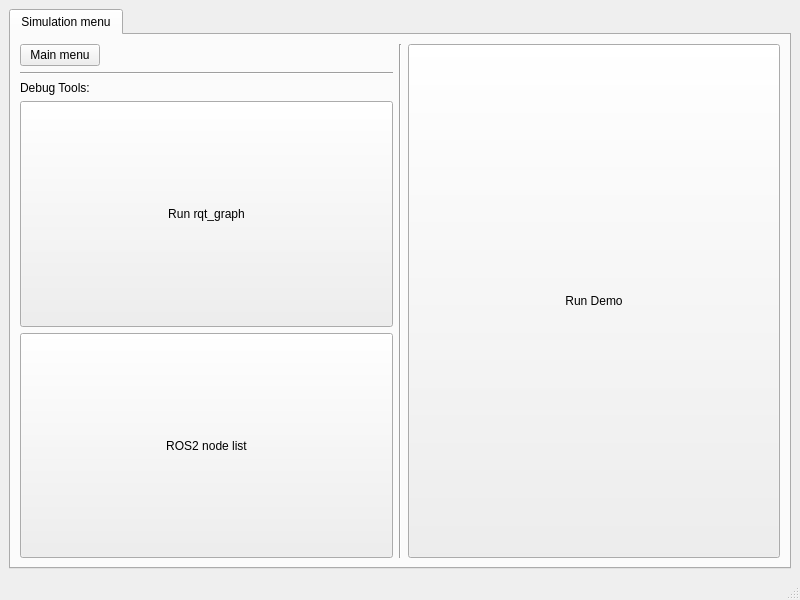
First picture: the form in RoSA_Monitor/demowindow.ui, repository PabloNH00/RoSA_Monitor, before the edit.
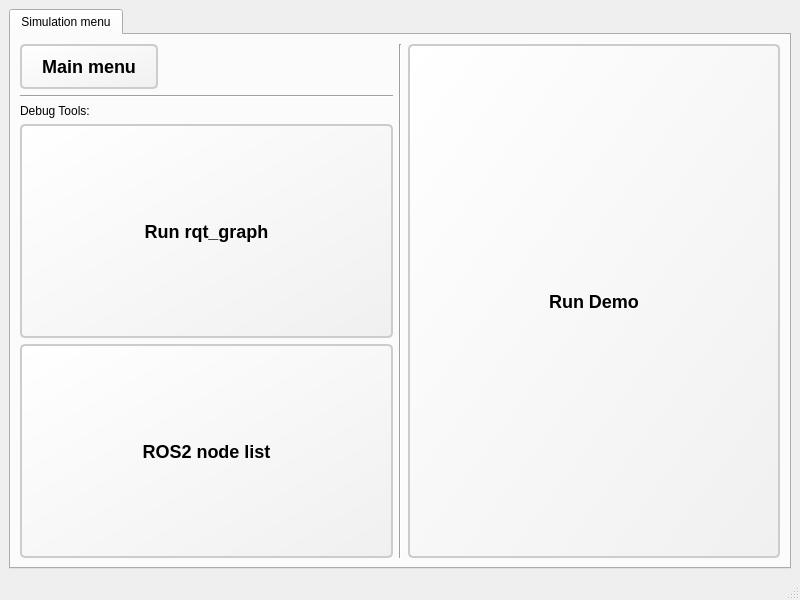
Second picture: the form after the edit.

```diff
--- a/RoSA_Monitor/demowindow.ui
+++ b/RoSA_Monitor/demowindow.ui
@@ -42,6 +42,24 @@
                   <verstretch>0</verstretch>
                  </sizepolicy>
                 </property>
+                <property name="styleSheet">
+                 <string notr="true">QPushButton {
+    font-family: &quot;Times New Roman&quot;;
+    font-size: 18px;  /* Fuente más grande (18px) */
+    font-weight: bold;
+    border: 2px solid #ccc;  /* Borde gris claro */
+    border-radius: 5px;  /* Bordes ligeramente redondeados */
+    padding: 10px 20px;  /* Relleno alrededor del texto */
+    background: qlineargradient(x1:0, y1:0, x2:1, y2:1, stop:0 white, stop:1 #f0f0f0);  /* Degradado de blanco a gris claro */
+    color: black;  /* Texto negro */
+}
+
+QPushButton:checked {
+    border-color: green;  /* Borde verde cuando esté marcado */
+    background-color: lightgreen;  /* Fondo verde claro cuando esté marcado */
+}
+</string>
+                </property>
                 <property name="text">
                  <string>Main menu</string>
                 </property>
@@ -77,6 +95,24 @@
                     <verstretch>0</verstretch>
                    </sizepolicy>
                   </property>
+                  <property name="styleSheet">
+                   <string notr="true">QPushButton {
+    font-family: &quot;Times New Roman&quot;;
+    font-size: 18px;  /* Fuente más grande (18px) */
+    font-weight: bold;
+    border: 2px solid #ccc;  /* Borde gris claro */
+    border-radius: 5px;  /* Bordes ligeramente redondeados */
+    padding: 10px 20px;  /* Relleno alrededor del texto */
+    background: qlineargradient(x1:0, y1:0, x2:1, y2:1, stop:0 white, stop:1 #f0f0f0);  /* Degradado de blanco a gris claro */
+    color: black;  /* Texto negro */
+}
+
+QPushButton:checked {
+    border-color: green;  /* Borde verde cuando esté marcado */
+    background-color: lightgreen;  /* Fondo verde claro cuando esté marcado */
+}
+</string>
+                  </property>
                   <property name="text">
                    <string>Run rqt_graph</string>
                   </property>
@@ -93,6 +129,24 @@
                     <verstretch>0</verstretch>
                    </sizepolicy>
                   </property>
+                  <property name="styleSheet">
+                   <string notr="true">QPushButton {
+    font-family: &quot;Times New Roman&quot;;
+    font-size: 18px;  /* Fuente más grande (18px) */
+    font-weight: bold;
+    border: 2px solid #ccc;  /* Borde gris claro */
+    border-radius: 5px;  /* Bordes ligeramente redondeados */
+    padding: 10px 20px;  /* Relleno alrededor del texto */
+    background: qlineargradient(x1:0, y1:0, x2:1, y2:1, stop:0 white, stop:1 #f0f0f0);  /* Degradado de blanco a gris claro */
+    color: black;  /* Texto negro */
+}
+
+QPushButton:checked {
+    border-color: green;  /* Borde verde cuando esté marcado */
+    background-color: lightgreen;  /* Fondo verde claro cuando esté marcado */
+}
+</string>
+                  </property>
                   <property name="text">
                    <string>ROS2 node list</string>
                   </property>
@@ -124,6 +178,24 @@
                 <verstretch>0</verstretch>
                </sizepolicy>
               </property>
+              <property name="styleSheet">
+               <string notr="true">QPushButton {
+    font-family: &quot;Times New Roman&quot;;
+    font-size: 18px;  /* Fuente más grande (18px) */
+    font-weight: bold;
+    border: 2px solid #ccc;  /* Borde gris claro */
+    border-radius: 5px;  /* Bordes ligeramente redondeados */
+    padding: 10px 20px;  /* Relleno alrededor del texto */
+    background: qlineargradient(x1:0, y1:0, x2:1, y2:1, stop:0 white, stop:1 #f0f0f0);  /* Degradado de blanco a gris claro */
+    color: black;  /* Texto negro */
+}
+
+QPushButton:checked {
+    border-color: green;  /* Borde verde cuando esté marcado */
+    background-color: lightgreen;  /* Fondo verde claro cuando esté marcado */
+}
+</string>
+              </property>
               <property name="text">
                <string>Run Demo</string>
               </property>
```
